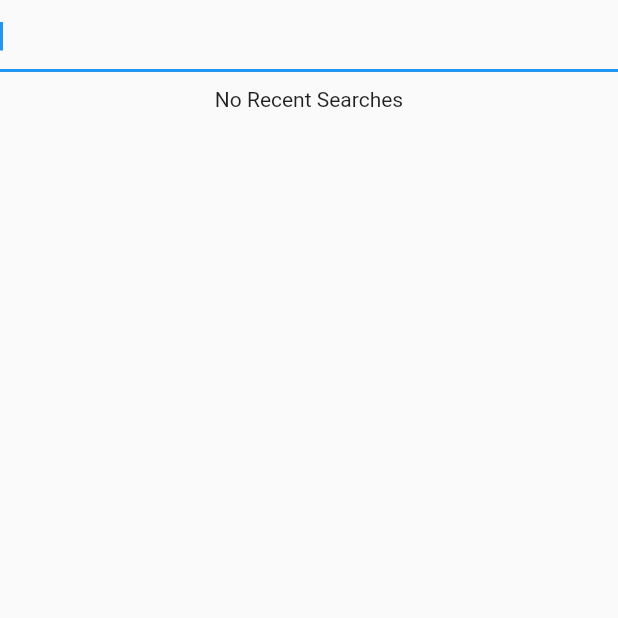
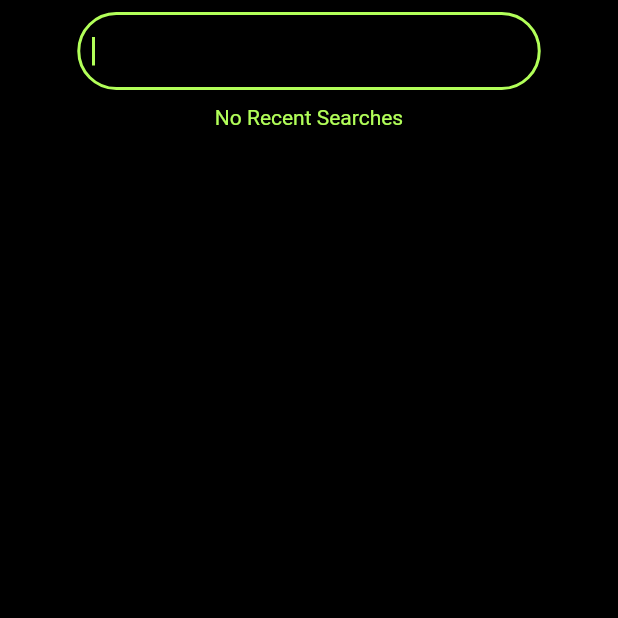
Before and after one commit to 4rthurmonteiro/autocomplete, a Flutter app: the screen it shows after launch, after a tap on the "search" icon, on a phone screen of 412 x 824 dp, the top half of it. Run offline on Flutter 3.47's test engine with Material 2 defaults, Android fonts, the phone set to English and light mode, and no system bars; our stand-ins replace event_bus, flutter_hooks, go_router, shared_preferences; missing offline and left inert: pub_api_client.

Commit message:
wip: ui like figma

```diff
--- a/lib/src/app.dart
+++ b/lib/src/app.dart
@@ -71,6 +71,9 @@ class _AppView extends StatelessWidget {
   @override
   Widget build(BuildContext context) {
     return MaterialApp.router(
+      theme: ThemeData(
+        scaffoldBackgroundColor: Colors.black,
+      ),
       title: 'Autocomplete',
       routeInformationProvider: _router.routeInformationProvider,
       routeInformationParser: _router.routeInformationParser,
--- a/lib/src/packages/packages_screen.dart
+++ b/lib/src/packages/packages_screen.dart
@@ -1,4 +1,6 @@
 import 'package:autocomplete/src/packages/local_storage_persistence.dart';
+import 'package:autocomplete/src/shared/widgets/app_divider.dart';
+import 'package:autocomplete/src/shared/widgets/app_text.dart';
 import 'package:event_bus/event_bus.dart';
 import 'package:flutter/material.dart';
 import 'package:flutter_hooks/flutter_hooks.dart';
@@ -19,48 +21,83 @@ class PackagesScreen extends StatelessWidget {
   }
 }
 
-class _Content extends StatelessWidget {
+class _Content extends HookWidget {
   const _Content();
 
   @override
   Widget build(BuildContext context) {
-    return Column(
-      children: const [
-        _PackageSearchView(),
-        SizedBox(
+    final autocompleteState = useValueNotifier(false);
+
+    return Padding(
+      padding: const EdgeInsets.all(8.0),
+      child: Align(
+        alignment: Alignment.center,
+        child: Column(
+          children: [
+            _PackageSearchView(
+              autocompleteState: autocompleteState,
+            ),
+            const SizedBox(
               height: 10,
             ),
-        _HistoryView(),
+            AnimatedBuilder(
+              animation: autocompleteState,
+              builder: (context, _) => autocompleteState.value
+                  ? const _HistoryView()
+                  : const SizedBox.shrink(),
+            ),
           ],
+        ),
+      ),
     );
   }
 }
 
 class _PackageSearchView extends HookWidget {
-  const _PackageSearchView();
+  const _PackageSearchView({
+    required this.autocompleteState,
+  });
+
+  final ValueNotifier<bool> autocompleteState;
 
   @override
   Widget build(BuildContext context) {
-    final autocompleteState = useValueNotifier(false);
-    final focus = useFocusNode();
+    double myValue = 50.0;
+    final width = MediaQuery.of(context).size.width * .75;
     final pubClient = context.read<PubClient>();
     final localStoragePersistence = context.read<LocalStoragePersistence>();
     final router = GoRouter.of(context);
     return AnimatedBuilder(
       animation: autocompleteState,
-      builder: (context, _) => autocompleteState.value
-          ? Column(
-              children: [
-                Autocomplete<PackageResult>(
+      builder: (context, _) => AnimatedContainer(
+        width: myValue,
+        duration: const Duration(seconds: 1),
+        decoration: BoxDecoration(
+          borderRadius: BorderRadius.circular(100),
+          border: Border.all(
+            color: Colors.lightGreenAccent,
+            width: 2.0,
+          ),
+        ),
+        child: autocompleteState.value
+            ? Autocomplete<PackageResult>(
                 fieldViewBuilder: (
                   context,
                   textEditingController,
-                    _,
+                  focusNode,
                   onFieldSubmitted,
                 ) =>
-                      TextField(
+                    Padding(
+                  padding: const EdgeInsets.symmetric(horizontal: 8.0),
+                  child: TextField(
+                    cursorColor: Colors.lightGreenAccent,
                     controller: textEditingController,
-                    focusNode: focus,
+                    focusNode: focusNode..requestFocus(),
+                    decoration: const InputDecoration(border: InputBorder.none),
+                    style: const TextStyle(
+                      color: Colors.lightGreenAccent,
+                    ),
+                  ),
                 ),
                 optionsBuilder: (value) async {
                   if (value.text.length > 1) {
@@ -88,8 +125,8 @@ class _PackageSearchView extends HookWidget {
                   );
                 },
                 optionsViewBuilder: (context, onSelected, options) {
-                    return Align(
-                      alignment: Alignment.topLeft,
+                  return Padding(
+                    padding: const EdgeInsets.only(top: 10.0),
                     child: Material(
                       child: ListView.builder(
                         padding: const EdgeInsets.all(10.0),
@@ -104,6 +141,9 @@ class _PackageSearchView extends HookWidget {
                             child: ListTile(
                               title: Text(
                                 option.package,
+                                style: const TextStyle(
+                                  color: Colors.lightGreenAccent,
+                                ),
                               ),
                             ),
                           );
@@ -112,16 +152,17 @@ class _PackageSearchView extends HookWidget {
                     ),
                   );
                 },
-                ),
-              ],
               )
             : IconButton(
+                iconSize: 30,
                 onPressed: () {
-                focus.requestFocus();
+                  myValue = width;
                   autocompleteState.value = true;
                 },
                 icon: const Icon(
                   Icons.search,
+                  color: Colors.lightGreenAccent,
+                ),
               ),
       ),
     );
@@ -157,29 +198,50 @@ class _HistoryViewState extends State<_HistoryView> {
             final history = snapshot.data!;
 
             if (history.isEmpty) {
-              return const Text(
-                'No Recent Searches',
+              return const AppText(text: 'No Recent Searches');
+            }
+
+            return Container(
+              width: MediaQuery.of(context).size.width * .75,
+              decoration: BoxDecoration(
+                borderRadius: BorderRadius.circular(10),
+                border: Border.all(
+                  color: Colors.lightGreenAccent,
+                  width: 2.0,
+                ),
+              ),
+              child: Column(
+                children: [
+                  const Padding(
+                    padding: EdgeInsets.all(8.0),
+                    child: AppText(text: 'Recent Searches'),
+                  ),
+                  const AppDivider(),
+                  ListView.separated(
+                    shrinkWrap: true,
+                    itemBuilder: (context, index) => Padding(
+                      padding: const EdgeInsets.symmetric(
+                          horizontal: 32.0, vertical: 5),
+                      child: GestureDetector(
+                        onTap: () {
+                          GoRouter.of(context).go(
+                            '/details',
+                            extra: history[index],
+                          );
+                        },
+                        child: AppText(
+                          text: history[index].package,
+                        ),
+                      ),
+                    ),
+                    separatorBuilder: (_, __) => const AppDivider(),
+                    itemCount: history.length,
+                  )
+                ],
+              ),
             );
           }
-
-            return Column(
-              children: [
-                const Text(
-                  'Recent Searches',
-                ),
-                ...history
-                    .map(
-                      (e) => Text(
-                        e.package,
-                      ),
-                    )
-                    .toList(),
-              ],
-            );
-          }
-          return const Text(
-            'No Recent Searches',
-          );
+          return const SizedBox.shrink();
         });
   }
 }
--- /dev/null
+++ b/lib/src/shared/widgets/app_divider.dart
@@ -0,0 +1,14 @@
+import 'package:flutter/material.dart';
+
+class AppDivider extends StatelessWidget {
+  const AppDivider({super.key});
+
+  @override
+  Widget build(BuildContext context) {
+    return const Divider(
+      height: 10,
+      color: Colors.lightGreenAccent,
+      thickness: 2,
+    );
+  }
+}
--- /dev/null
+++ b/lib/src/shared/widgets/app_text.dart
@@ -0,0 +1,19 @@
+import 'package:flutter/material.dart';
+
+class AppText extends StatelessWidget {
+  const AppText({
+    super.key,
+    required this.text,
+  });
+
+  final String text;
+  @override
+  Widget build(BuildContext context) {
+    return Text(
+      text,
+      style: const TextStyle(
+        color: Colors.lightGreenAccent,
+      ),
+    );
+  }
+}
```
Lines whose indentation alone changed are shown as unchanged.
